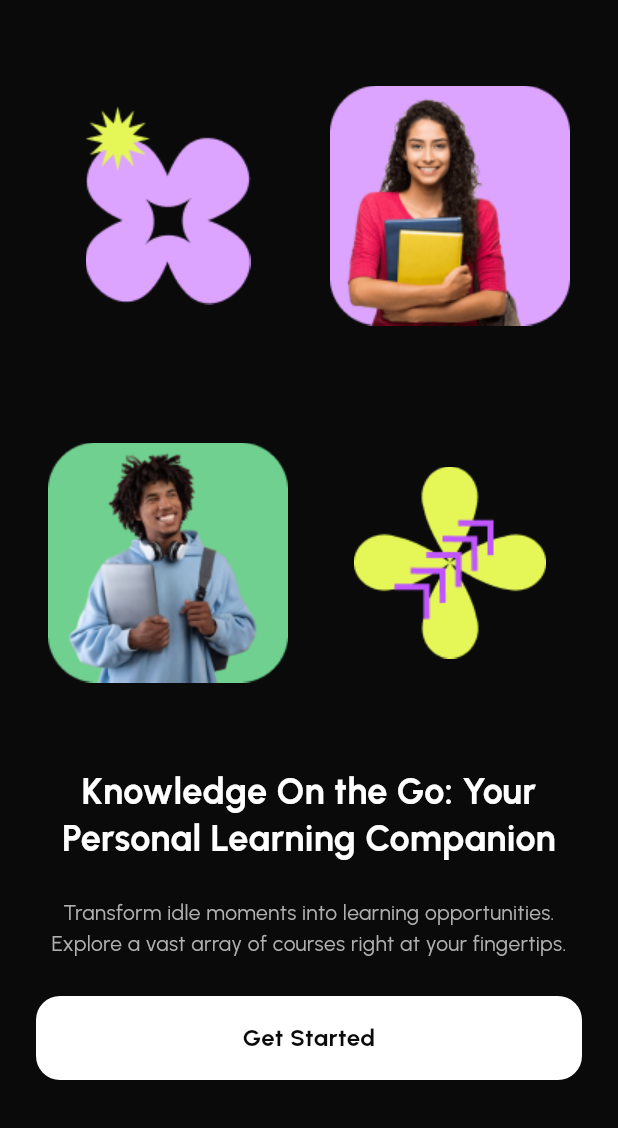
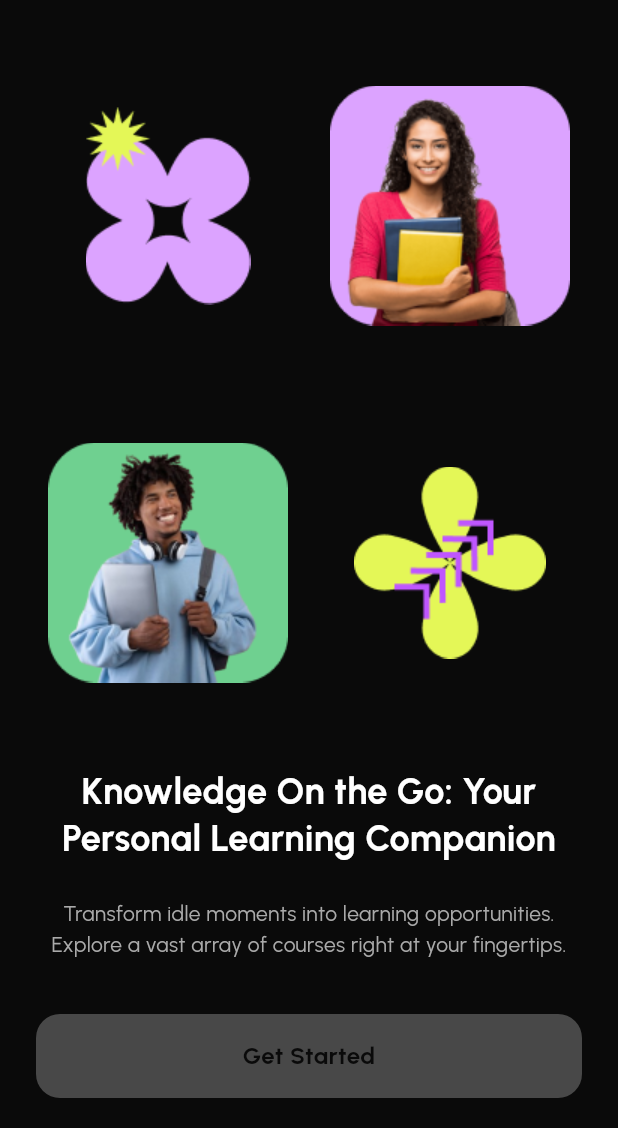
Before and after one commit to SherazAli-67/e-learner-ui, a Flutter app: the first screen one second after launch, on a phone screen of 412 x 824 dp, the part 108-1236 px from its top. Run offline on Flutter 3.47's test engine with Material 3 defaults, Android fonts, the phone set to English and light mode, and no system bars; our stand-ins replace flutter_svg, go_router.

Commit message:
ELearner mobile app - Welcome screen UI Animation set

```diff
--- a/lib/presentation/screens/welcome_screen.dart
+++ b/lib/presentation/screens/welcome_screen.dart
@@ -8,8 +8,35 @@ import 'package:flutter/material.dart';
 import 'package:flutter_svg/flutter_svg.dart';
 import 'package:go_router/go_router.dart';
 
-class WelcomeScreen extends StatelessWidget {
+class WelcomeScreen extends StatefulWidget {
   const WelcomeScreen({super.key});
+
+  @override
+  State<WelcomeScreen> createState() => _WelcomeScreenState();
+}
+
+class _WelcomeScreenState extends State<WelcomeScreen> with SingleTickerProviderStateMixin {
+  late final AnimationController _controller;
+
+  @override
+  void initState() {
+    super.initState();
+    _controller = AnimationController(vsync: this, duration: const Duration(milliseconds: 1100));
+    WidgetsBinding.instance.addPostFrameCallback((_) {
+      if (!mounted) return;
+      if (MediaQuery.disableAnimationsOf(context)) {
+        _controller.value = 1;
+        return;
+      }
+      _controller.forward();
+    });
+  }
+
+  @override
+  void dispose() {
+    _controller.dispose();
+    super.dispose();
+  }
 
   @override
   Widget build(BuildContext context) {
@@ -22,14 +49,33 @@ class WelcomeScreen extends StatelessWidget {
             spacing: 24,
             children: [
               const SizedBox(height: 8),
-              SvgPicture.asset(AppIcons.logoWithText, height: 40,),
+              _buildAnimated(
+                begin: 0,
+                end: 0.2,
+                child: SvgPicture.asset(AppIcons.logoWithText, height: 40,),
+              ),
               Expanded(child: _buildCollage()),
-              Text(StringConst.welcomeHeadline, style: AppTextStyles.headlineLarge, textAlign: .center,),
-              Text(StringConst.welcomeSubtitle, style: AppTextStyles.bodyMedium, textAlign: .center,),
-              PrimaryButton(
-                label: StringConst.getStarted,
-                variant: .light,
-                onPressed: () => context.go(NamedRoutes.home.routeName),
+              _buildAnimated(
+                begin: 0.45,
+                end: 0.7,
+                slide: 24,
+                child: Text(StringConst.welcomeHeadline, style: AppTextStyles.headlineLarge, textAlign: .center,),
+              ),
+              _buildAnimated(
+                begin: 0.55,
+                end: 0.8,
+                slide: 20,
+                child: Text(StringConst.welcomeSubtitle, style: AppTextStyles.bodyMedium, textAlign: .center,),
+              ),
+              _buildAnimated(
+                begin: 0.7,
+                end: 1,
+                slide: 16,
+                child: PrimaryButton(
+                  label: StringConst.getStarted,
+                  variant: .light,
+                  onPressed: () => context.go(NamedRoutes.home.routeName),
+                ),
               ),
               const SizedBox(height: 8),
             ],
@@ -47,8 +93,8 @@ class WelcomeScreen extends StatelessWidget {
           child: Row(
             spacing: 12,
             children: [
-              Expanded(child: _buildCollageTile(AppIcons.welcomeImg1)),
-              Expanded(child: _buildCollageTile(AppIcons.welcomeImg3)),
+              Expanded(child: _buildCollageTile(AppIcons.welcomeImg1, 0)),
+              Expanded(child: _buildCollageTile(AppIcons.welcomeImg3, 1)),
             ],
           ),
         ),
@@ -56,8 +102,8 @@ class WelcomeScreen extends StatelessWidget {
           child: Row(
             spacing: 12,
             children: [
-              Expanded(child: _buildCollageTile(AppIcons.welcomeImg2)),
-              Expanded(child: _buildCollageTile(AppIcons.welcomeImg4)),
+              Expanded(child: _buildCollageTile(AppIcons.welcomeImg2, 2)),
+              Expanded(child: _buildCollageTile(AppIcons.welcomeImg4, 3)),
             ],
           ),
         ),
@@ -65,10 +111,46 @@ class WelcomeScreen extends StatelessWidget {
     );
   }
 
-  Widget _buildCollageTile(String asset) {
-    return ClipRRect(
-      borderRadius: .circular(24),
-      child: Image.asset(asset, width: double.infinity, height: double.infinity,),
+  Widget _buildCollageTile(String asset, int index) {
+    final begin = 0.12 + (index * 0.06);
+    final end = (begin + 0.28).clamp(0.0, 1.0);
+    return _buildAnimated(
+      begin: begin,
+      end: end,
+      scale: true,
+      child: ClipRRect(
+        borderRadius: .circular(24),
+        child: Image.asset(asset, width: double.infinity, height: double.infinity,),
+      ),
+    );
+  }
+
+  Widget _buildAnimated({
+    required double begin,
+    required double end,
+    required Widget child,
+    double slide = 0,
+    bool scale = false,
+  }) {
+    final curved = CurvedAnimation(
+      parent: _controller,
+      curve: Interval(begin, end, curve: Curves.easeOutCubic),
+    );
+    return AnimatedBuilder(
+      animation: curved,
+      builder: (_, child) {
+        final t = curved.value;
+        return Opacity(
+          opacity: t,
+          child: Transform.translate(
+            offset: Offset(0, slide * (1 - t)),
+            child: scale
+                ? Transform.scale(scale: 0.96 + (0.04 * t), child: child)
+                : child,
+          ),
+        );
+      },
+      child: child,
     );
   }
 }
```
Also changed, not shown: 6 other files.
